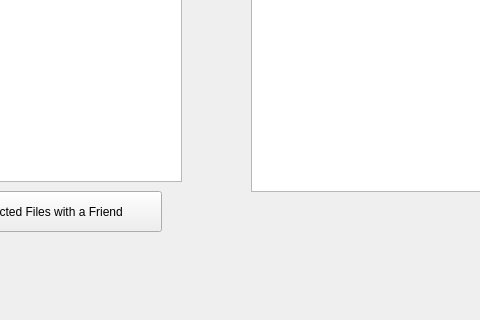
Above: sharefileclient/mainwindow.ui from taragu/sharefile before the change; both pictures show x 149 to 629 and y 236 to 556 of the 714 by 556 pixel window. Below: the same form after it.
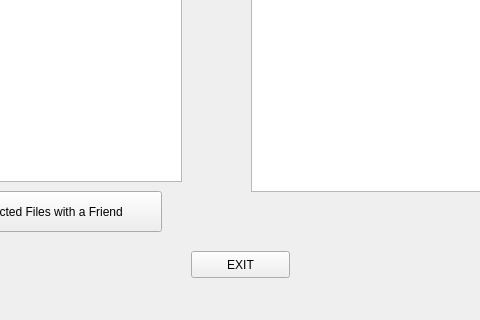
That is the form after the change.

Commit message: fixed valgrind errors for exiting the program

The edit to the form file:
```diff
--- a/sharefileclient/mainwindow.ui
+++ b/sharefileclient/mainwindow.ui
@@ -161,6 +161,19 @@
      <string>Your Friends</string>
     </property>
    </widget>
+   <widget class="QPushButton" name="exit_button">
+    <property name="geometry">
+     <rect>
+      <x>340</x>
+      <y>470</y>
+      <width>99</width>
+      <height>27</height>
+     </rect>
+    </property>
+    <property name="text">
+     <string>EXIT</string>
+    </property>
+   </widget>
   </widget>
   <widget class="QToolBar" name="mainToolBar">
    <attribute name="toolBarArea">
```
The commit also changes 2 other files.
